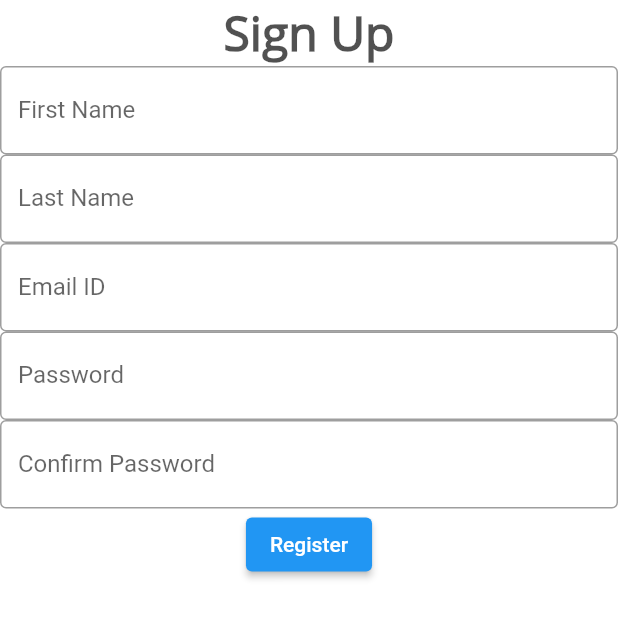
After one commit to shobhitaa/Crime-Curber, a Flutter app: the screen it shows after launch, after a tap on "Sign Up", on a phone screen of 412 x 824 dp. The commit adds this screen. Shown: the top 618 px of the screen. Run offline on Flutter 3.47's test engine with Material 2 defaults, Android fonts, the phone set to English and light mode, and no system bars; our stand-ins replace camera; missing offline and left inert: maps_launcher.

Commit message:
Added screens
1) Login
2) sign Up
3) Location

Added sign out button on main screen

```diff
--- a/lib/main_screen.dart
+++ b/lib/main_screen.dart
@@ -34,6 +34,7 @@ class _MainViewState extends State<MainView> {
                       fontWeight: FontWeight.bold
                   ),
                 ),
+                ElevatedButton(onPressed: () {}, child: Text("Sign Out"))
               ],
             ),
             SizedBox(height: size.height * 0.066),
--- /dev/null
+++ b/lib/signup.dart
@@ -0,0 +1,49 @@
+import 'package:flutter/material.dart';
+import 'package:crime_curber/constants.dart';
+
+
+class SignupBody extends StatefulWidget {
+  @override
+  _SignupBodyState createState() => _SignupBodyState();
+}
+
+class _SignupBodyState extends State<SignupBody> {
+  @override
+  Widget build(BuildContext context) {
+    return Scaffold(
+        body: Column(
+          children: <Widget>[
+            Text("Sign Up",
+                style: TextStyle(
+                    fontFamily: 'OpenSans',
+                    fontSize: 32,
+                    color: const Color(0xba101010),
+                    decoration: TextDecoration.none,
+                    fontWeight: FontWeight.bold)),
+            TextField(
+              decoration: InputDecoration(
+                border: OutlineInputBorder(),
+                labelText: 'First Name',),
+            ),
+            TextField(
+                decoration: InputDecoration(
+                  border: OutlineInputBorder(),
+                  labelText: 'Last Name',)),
+            TextField(
+                decoration: InputDecoration(
+                  border: OutlineInputBorder(),
+                  labelText: 'Email ID',)),
+            TextField(obscureText: true,
+                decoration: InputDecoration(
+                  border: OutlineInputBorder(),
+                  labelText: 'Password',)),
+            TextField(obscureText: true,
+                decoration: InputDecoration(
+                  border: OutlineInputBorder(),
+                  labelText: 'Confirm Password',)
+            ),
+            ElevatedButton(onPressed: () {}, child: Text("Register"))],
+        )
+    );
+  }
+}
--- a/lib/terms.dart
+++ b/lib/terms.dart
@@ -1,9 +1,7 @@
 import 'package:crime_curber/constants.dart';
 import 'package:flutter/material.dart';
 
-void _TermsOfService(BuildContext context) {
-  Navigator.of(context).push(MaterialPageRoute(builder: (context) => Terms()));
-}
+
 
 class Terms extends StatelessWidget {
   @override
--- a/lib/welcome_body.dart
+++ b/lib/welcome_body.dart
@@ -1,9 +1,12 @@
 import 'package:crime_curber/constants.dart';
+import 'package:crime_curber/signup.dart';
 import 'package:flutter/material.dart';
 import 'package:crime_curber/welcome_bg.dart';
 import 'package:crime_curber/terms.dart';
 import 'package:crime_curber/privacy.dart';
 import 'package:crime_curber/main_screen.dart';
+import 'package:crime_curber/login.dart';
+import 'package:crime_curber/signup.dart';
 
 
 class WelcomeBody extends StatelessWidget {
@@ -37,7 +40,14 @@ class WelcomeBody extends StatelessWidget {
             )
           ],
         ),
-        SizedBox(height: size.height * 0.4),
+        ElevatedButton(onPressed: () {Navigator.push(context, MaterialPageRoute(builder: (context) {
+      return LoginBody();
+    }));}, child:
+        Text("Login")),
+        ElevatedButton(onPressed: () {Navigator.push(context, MaterialPageRoute(builder: (context) {
+          return SignupBody();
+        }));}, child:
+        Text("Sign Up")),
         SizedBox(
           width: 250,
           height: 50,
```
Also changed, not shown: lib/help.dart (+10 -7 lines), lib/hospital.dart (+10 -13 lines), lib/location.dart (added, +27 -0 lines), lib/login.dart (added, +35 -0 lines), lib/police.dart (+9 -13 lines).
